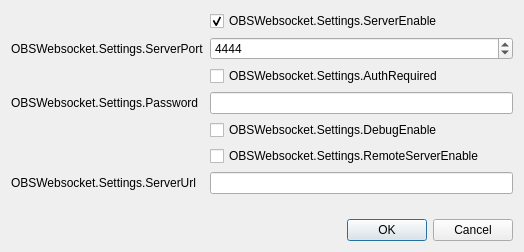
Old version of the form forms/settings-dialog.ui in the repository yinzara/obs-websocket.
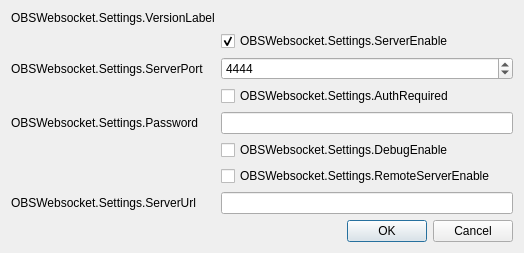
New version of the form.

Commit message: adding OBS WebSocket version to settings dialog

```diff
--- a/forms/settings-dialog.ui
+++ b/forms/settings-dialog.ui
@@ -28,7 +28,7 @@
    </property>
    <item>
     <layout class="QFormLayout" name="formLayout">
-     <item row="1" column="1">
+     <item row="2" column="1">
       <widget class="QCheckBox" name="serverEnabled">
        <property name="text">
         <string>OBSWebsocket.Settings.ServerEnable</string>
@@ -38,14 +38,14 @@
        </property>
       </widget>
      </item>
-     <item row="2" column="0">
+     <item row="3" column="0">
       <widget class="QLabel" name="lbl_serverPort">
        <property name="text">
         <string>OBSWebsocket.Settings.ServerPort</string>
        </property>
       </widget>
      </item>
-     <item row="2" column="1">
+     <item row="3" column="1">
       <widget class="QSpinBox" name="serverPort">
        <property name="minimum">
         <number>1024</number>
@@ -58,28 +58,28 @@
        </property>
       </widget>
      </item>
-     <item row="3" column="1">
+     <item row="4" column="1">
       <widget class="QCheckBox" name="authRequired">
        <property name="text">
         <string>OBSWebsocket.Settings.AuthRequired</string>
        </property>
       </widget>
      </item>
-     <item row="4" column="0">
+     <item row="5" column="0">
       <widget class="QLabel" name="lbl_password">
        <property name="text">
         <string>OBSWebsocket.Settings.Password</string>
        </property>
       </widget>
      </item>
-     <item row="4" column="1">
+     <item row="5" column="1">
       <widget class="QLineEdit" name="password">
        <property name="echoMode">
         <enum>QLineEdit::Password</enum>
        </property>
       </widget>
      </item>
-     <item row="5" column="1">
+     <item row="6" column="1">
       <widget class="QCheckBox" name="debugEnabled">
        <property name="text">
         <string>OBSWebsocket.Settings.DebugEnable</string>
@@ -89,21 +89,21 @@
        </property>
       </widget>
      </item>
-     <item row="6" column="1">
+     <item row="7" column="1">
       <widget class="QCheckBox" name="remoteServerEnabled">
        <property name="text">
         <string>OBSWebsocket.Settings.RemoteServerEnable</string>
        </property>
       </widget>
      </item>
-     <item row="7" column="0">
+     <item row="8" column="0">
       <widget class="QLabel" name="label">
        <property name="text">
         <string>OBSWebsocket.Settings.ServerUrl</string>
        </property>
       </widget>
      </item>
-     <item row="7" column="1">
+     <item row="8" column="1">
       <widget class="QLineEdit" name="serverUrl">
        <property name="minimumSize">
         <size>
@@ -113,6 +113,23 @@
        </property>
       </widget>
      </item>
+     <item row="1" column="1">
+      <widget class="QLabel" name="version">
+       <property name="enabled">
+        <bool>true</bool>
+       </property>
+       <property name="text">
+        <string/>
+       </property>
+      </widget>
+     </item>
+     <item row="1" column="0">
+      <widget class="QLabel" name="versionlabel">
+       <property name="text">
+        <string>OBSWebsocket.Settings.VersionLabel</string>
+       </property>
+      </widget>
+     </item>
     </layout>
    </item>
    <item>
```
The commit also changes 2 other files.
